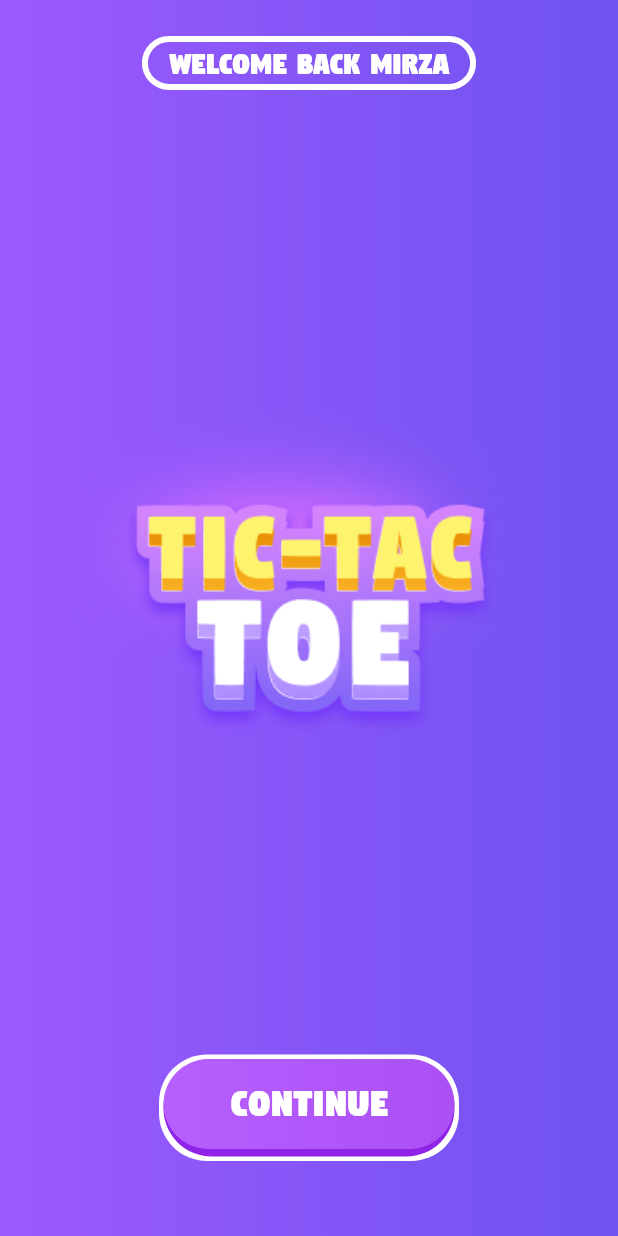
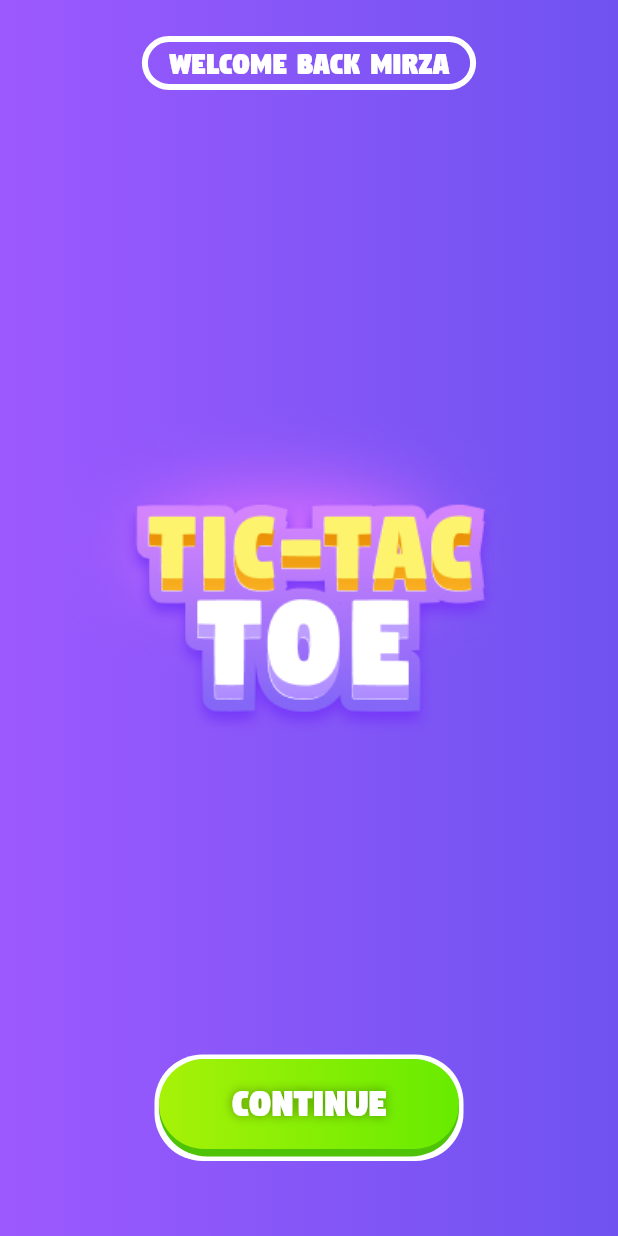
Before and after one commit to Mirzaazmath/flutter_tic_tac_toe_v2, a Flutter app: the screen it shows after launch, after a tap on "Continue", on a phone screen of 412 x 824 dp. Run offline on Flutter 3.47's test engine with Material 3 defaults, Android fonts, the phone set to English and light mode, and no system bars; drawn by our look-alikes of nice_buttons.

Commit message:
enhance custom button

```diff
--- a/lib/screens/home_screen.dart
+++ b/lib/screens/home_screen.dart
@@ -22,7 +22,7 @@ class HomeScreen extends StatelessWidget {
                 child: Center(child: Image.asset(Assets.logo)),
               ),
             ),
-            CustomButton(title: "Continue"),
+            CustomButton(title: "Continue", buttonStyleType: ButtonStyleType.green, onTap: () {  },),
             SizedBox(height: 50),
           ],
         ),
--- a/lib/screens/user_name_screen.dart
+++ b/lib/screens/user_name_screen.dart
@@ -39,7 +39,7 @@ class _UserNameScreenState extends State<UserNameScreen> {
                   ),
                 ),
               )),
-          CustomButton(title: "Continue"),
+          CustomButton(title: "Continue", buttonStyleType: ButtonStyleType.purple, onTap: () {  },),
           SizedBox(height: 50,)
         ]),
       ),
--- a/lib/widgets/custom_button.dart
+++ b/lib/widgets/custom_button.dart
@@ -1,34 +1,56 @@
 import 'package:flutter/material.dart';
 import 'package:nice_buttons/nice_buttons.dart';
+
+
 class CustomButton extends StatelessWidget {
   final String title;
-  const CustomButton({super.key,required this.title});
+  final ButtonStyleType buttonStyleType;
+  final Function() onTap;
+
+  const CustomButton(
+      {super.key,
+        required this.title,
+        required this.buttonStyleType,
+        required this.onTap});
+
+  bool get isButtonStyleTypeAsPurple =>
+      buttonStyleType == ButtonStyleType.purple;
 
   @override
   Widget build(BuildContext context) {
+    final textTheme = Theme.of(context).textTheme;
     return Container(
-      width: 200,
-      padding: EdgeInsets.all(3),
+      padding: const EdgeInsets.all(3),
       decoration: BoxDecoration(
-        color: Colors.white,
-        borderRadius: BorderRadius.circular(32),
-      ),
-      alignment: Alignment.center,
+          color: Colors.white, borderRadius: BorderRadius.circular(32)),
       child: NiceButtons(
-        startColor: Color(0xffb85fff),
-        endColor:Color(0xffab50f4),
-        borderColor: Color(0xff9023e8),
+        gradientOrientation: GradientOrientation.Horizontal,
+        startColor: isButtonStyleTypeAsPurple
+            ? const Color(0xFFB85FFF)
+            : const Color(0xFFA6F208),
+        endColor: isButtonStyleTypeAsPurple
+            ? const Color(0xFFAB50F4)
+            : const Color(0xFF67EB00),
+        borderColor: isButtonStyleTypeAsPurple
+            ? const Color(0xFF9023E8)
+            : const Color(0xFF4EC307),
         borderRadius: 32,
         stretch: false,
-        gradientOrientation: GradientOrientation.Horizontal,
         onTap: (finish) {
-          print('On tap called');
+          onTap.call();
         },
-        child: Text(
-          title,
-          style: TextStyle(color: Colors.white, fontSize: 28),
+        child: Center(
+          child: Text(
+            title,
+            style: textTheme.headlineMedium?.copyWith(
+                color: Colors.white,
+                shadows: [
+                  const BoxShadow(color: Colors.black38, blurRadius: 8)
+                ]),
+          ),
         ),
       ),
     );
   }
 }
+enum ButtonStyleType {green, purple}
```
